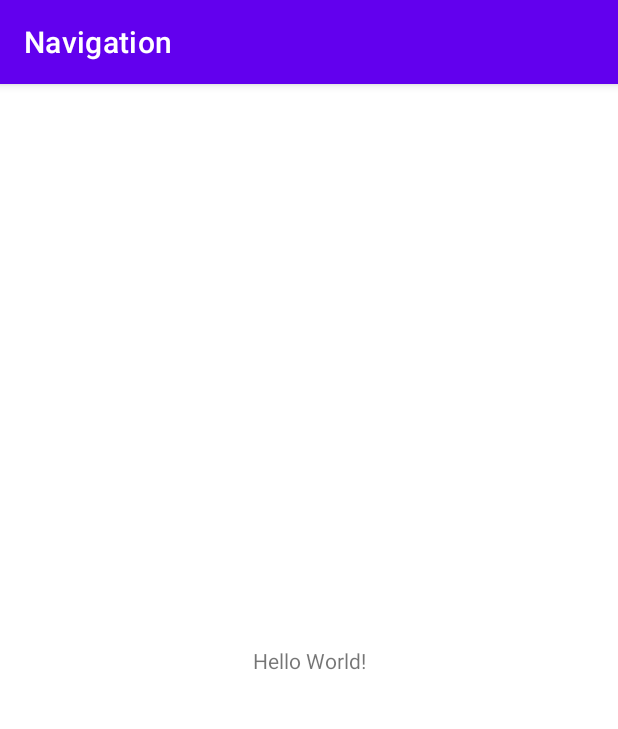
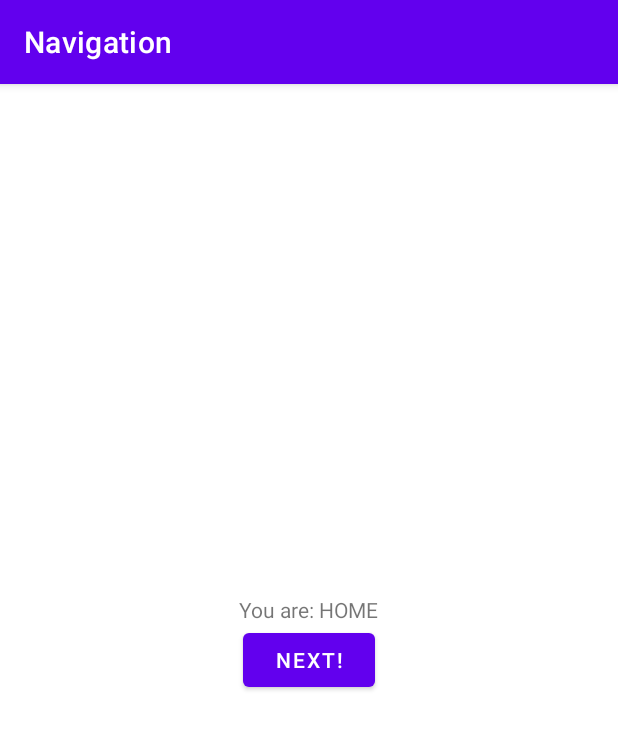
Before and after one commit to OCAndroid/navigation-component, an Android app: the screen it shows after launch (MainActivity), on a phone screen of 412 x 824 dp. Shown: the top 729 px of the screen. Run offline under Robolectric (Android 15) with nearby library versions, the phone set to English and light mode, and no system bars.

Commit message:
Add Working Example of Home -> Work

```diff
--- a/app/src/main/java/org/ocandroid/nav/MainActivity.kt
+++ b/app/src/main/java/org/ocandroid/nav/MainActivity.kt
@@ -1,7 +1,7 @@
 package org.ocandroid.nav
 
+import android.os.Bundle
 import androidx.appcompat.app.AppCompatActivity
-import android.os.Bundle
 
 class MainActivity : AppCompatActivity() {
     override fun onCreate(savedInstanceState: Bundle?) {
--- /dev/null
+++ b/app/src/main/java/org/ocandroid/nav/fragment/BindingFragment.kt
@@ -0,0 +1,13 @@
+package org.ocandroid.nav.fragment
+
+import androidx.fragment.app.Fragment
+
+open class BindingFragment<B> : Fragment() {
+    var binding: B? = null
+
+    override fun onDestroyView() {
+        super.onDestroyView()
+        binding = null
+    }
+
+}
--- /dev/null
+++ b/app/src/main/java/org/ocandroid/nav/fragment/HomeFragment.kt
@@ -0,0 +1,26 @@
+package org.ocandroid.nav.fragment
+
+import android.os.Bundle
+import android.view.LayoutInflater
+import android.view.View
+import android.view.ViewGroup
+import androidx.navigation.fragment.findNavController
+import org.ocandroid.nav.databinding.FragmentHomeBinding
+
+class HomeFragment : BindingFragment<FragmentHomeBinding>() {
+
+    override fun onCreateView(
+        inflater: LayoutInflater,
+        container: ViewGroup?,
+        savedInstanceState: Bundle?
+    ): View? {
+        binding = FragmentHomeBinding.inflate(inflater, container, false)
+        return binding!!.root
+    }
+
+    override fun onViewCreated(view: View, savedInstanceState: Bundle?) {
+        binding?.actionButton?.setOnClickListener {
+            findNavController().navigate(HomeFragmentDirections.actionToWork())
+        }
+    }
+}
--- a/app/src/main/res/layout/activity_main.xml
+++ b/app/src/main/res/layout/activity_main.xml
@@ -6,13 +6,16 @@
     android:layout_height="match_parent"
     tools:context=".MainActivity">
 
-    <TextView
-        android:layout_width="wrap_content"
-        android:layout_height="wrap_content"
-        android:text="Hello World!"
+    <androidx.fragment.app.FragmentContainerView
+        android:id="@+id/nav_host_fragment"
+        android:name="androidx.navigation.fragment.NavHostFragment"
+        android:layout_width="0dp"
+        android:layout_height="0dp"
+        app:defaultNavHost="true"
         app:layout_constraintBottom_toBottomOf="parent"
         app:layout_constraintLeft_toLeftOf="parent"
         app:layout_constraintRight_toRightOf="parent"
-        app:layout_constraintTop_toTopOf="parent" />
+        app:layout_constraintTop_toTopOf="parent"
+        app:navGraph="@navigation/nav_graph" />
 
 </androidx.constraintlayout.widget.ConstraintLayout>
--- /dev/null
+++ b/app/src/main/res/layout/fragment_home.xml
@@ -0,0 +1,25 @@
+<?xml version="1.0" encoding="utf-8"?>
+<androidx.constraintlayout.widget.ConstraintLayout xmlns:android="http://schemas.android.com/apk/res/android"
+    xmlns:app="http://schemas.android.com/apk/res-auto"
+    android:layout_width="match_parent"
+    android:layout_height="match_parent">
+
+    <TextView
+        android:layout_width="wrap_content"
+        android:layout_height="wrap_content"
+        android:text="You are: HOME"
+        app:layout_constraintBottom_toTopOf="@id/action_button"
+        app:layout_constraintEnd_toEndOf="parent"
+        app:layout_constraintStart_toStartOf="parent" />
+
+    <Button
+        android:id="@+id/action_button"
+        android:layout_width="wrap_content"
+        android:layout_height="wrap_content"
+        android:text="Next!"
+        app:layout_constraintBottom_toBottomOf="parent"
+        app:layout_constraintLeft_toLeftOf="parent"
+        app:layout_constraintRight_toRightOf="parent"
+        app:layout_constraintTop_toTopOf="parent" />
+
+</androidx.constraintlayout.widget.ConstraintLayout>
--- /dev/null
+++ b/app/src/main/res/navigation/nav_graph.xml
@@ -0,0 +1,18 @@
+<?xml version="1.0" encoding="utf-8"?>
+<navigation xmlns:android="http://schemas.android.com/apk/res/android"
+    xmlns:app="http://schemas.android.com/apk/res-auto"
+    android:id="@+id/nav_graph_main"
+    app:startDestination="@id/homeFragment">
+
+    <fragment
+        android:id="@+id/homeFragment"
+        android:name="org.ocandroid.nav.fragment.HomeFragment">
+        <action
+            android:id="@+id/action_to_work"
+            app:destination="@id/workFragment" />
+    </fragment>
+
+    <fragment
+        android:id="@+id/workFragment"
+        android:name="org.ocandroid.nav.fragment.WorkFragment" />
+</navigation>
--- a/build.gradle
+++ b/build.gradle
@@ -9,6 +9,8 @@ buildscript {
         classpath "com.android.tools.build:gradle:4.2.0"
         classpath "org.jetbrains.kotlin:kotlin-gradle-plugin:$kotlin_version"
 
+        def nav_version = "2.3.5"
+        classpath "androidx.navigation:navigation-safe-args-gradle-plugin:$nav_version"
         // NOTE: Do not place your application dependencies here; they belong
         // in the individual module build.gradle files
     }
```
Also changed, not shown: app/build.gradle (+7 -0 lines), app/src/main/java/org/ocandroid/nav/fragment/WorkFragment.kt (added, +28 -0 lines), app/src/main/res/layout/fragment_work.xml (added, +26 -0 lines).
